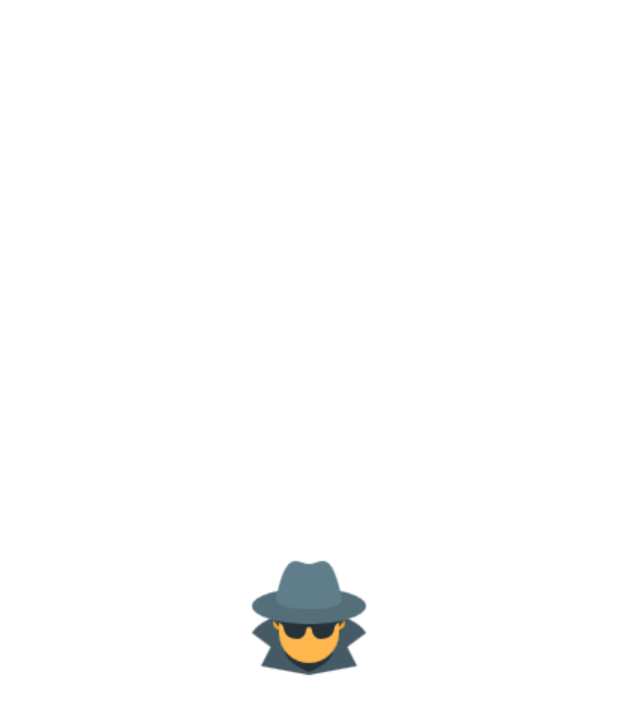
After one commit to wthieme/TheSpyGame, an Android app: the SplashActivity screen opened directly, with no data from a screen before it, on a phone screen of 412 x 824 dp. The commit adds this screen. Shown: the top 715 px of the screen. Run offline under Robolectric (Android 15) with nearby library versions, the phone set to English and light mode, and no system bars; 1 statement that could not run was skipped.

Commit message:
Added splash screen

```diff
--- a/tsg_app/build.gradle
+++ b/tsg_app/build.gradle
@@ -8,8 +8,8 @@
         applicationId "nl.whitedove.thespygame"
         minSdkVersion 17
         targetSdkVersion 25
-        versionCode 17
-        versionName "1.2.4"
+        versionCode 18
+        versionName "1.2.5"
     }
     buildTypes {
         release {
--- /dev/null
+++ b/tsg_app/src/main/java/nl/whitedove/thespygame/SplashActivity.java
@@ -0,0 +1,17 @@
+package nl.whitedove.thespygame;
+
+import android.content.Intent;
+import android.os.Bundle;
+import android.support.v7.app.AppCompatActivity;
+
+public class SplashActivity extends AppCompatActivity {
+
+    @Override
+    protected void onCreate(Bundle savedInstanceState) {
+        super.onCreate(savedInstanceState);
+
+        Intent intent = new Intent(this, MainActivity.class);
+        startActivity(intent);
+        finish();
+    }
+}
--- /dev/null
+++ b/tsg_app/src/main/res/drawable/splash_screen.xml
@@ -0,0 +1,8 @@
+<layer-list xmlns:android="http://schemas.android.com/apk/res/android" android:gravity="fill">
+    <item>
+        <bitmap android:gravity="fill" android:src="@drawable/background" />
+    </item>
+    <item>
+        <bitmap android:gravity="center" android:src="@drawable/imgapp" />
+    </item>
+</layer-list>
--- a/tsg_app/src/main/res/values/styles.xml
+++ b/tsg_app/src/main/res/values/styles.xml
@@ -13,4 +13,8 @@
         <item name="colorAccent">@color/colorPrimaryDark</item>
     </style>
 
+    <style name="SplashTheme" parent="Theme.AppCompat.NoActionBar">
+        <item name="android:windowBackground">@drawable/splash_screen</item>
+    </style>
+
 </resources>
```
Also changed, not shown: tsg_app/src/main/AndroidManifest.xml (+15 -10 lines), tsg_app/src/main/res/drawable/background.png (added).
